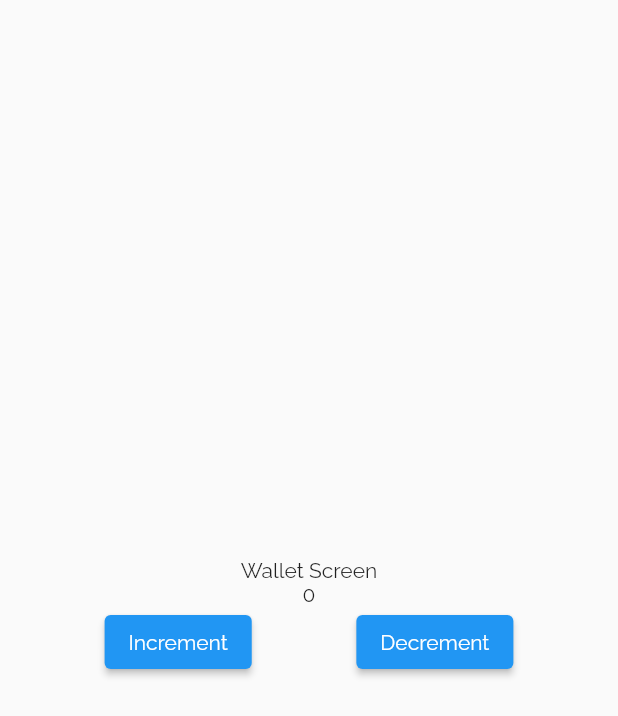
After one commit to givtnl/givt-app-kids, a Flutter app: the WalletScreenCubit screen opened by its route, on a phone screen of 412 x 824 dp. The commit adds this screen. Shown: the top 716 px of the screen. Run offline on Flutter 3.47's test engine with Material 2 defaults, Android fonts, the phone set to English and light mode, and no system bars; our stand-ins replace bloc, currency_text_input_formatter, equatable, flutter_bloc, flutter_svg, hydrated_bloc and 5 more; missing offline and left inert: amplitude_flutter, mobile_scanner; accounts and stored records are empty; project files that could hold a hidden picture were left out.

Commit message:
basic cubit

```diff
--- /dev/null
+++ b/lib/features/wallet/cubit/wallet_cubit.dart
@@ -0,0 +1,12 @@
+import 'package:bloc/bloc.dart';
+import 'package:equatable/equatable.dart';
+
+part 'wallet_state.dart';
+
+class WalletCubit extends Cubit<WalletState> {
+  WalletCubit() : super(WalletState(walletValue: 0));
+
+  void increment() => emit(WalletState(walletValue: state.walletValue + 1));
+
+  void decrememt() => emit(WalletState(walletValue: state.walletValue - 1));
+}
--- /dev/null
+++ b/lib/features/wallet/cubit/wallet_state.dart
@@ -0,0 +1,6 @@
+part of 'wallet_cubit.dart';
+
+class WalletState {
+  int walletValue;
+  WalletState({required this.walletValue});
+}
--- /dev/null
+++ b/lib/features/wallet/wallet_screen.dart
@@ -0,0 +1,59 @@
+import 'package:flutter/material.dart';
+import 'package:flutter_bloc/flutter_bloc.dart';
+
+import 'cubit/wallet_cubit.dart';
+
+class WalletScreenCubit extends StatefulWidget {
+  static const String routeName = "/wallet-cubit";
+
+  const WalletScreenCubit({super.key});
+
+  @override
+  State<WalletScreenCubit> createState() => _WalletScreenCubitState();
+}
+
+class _WalletScreenCubitState extends State<WalletScreenCubit> {
+  @override
+  Widget build(BuildContext context) {
+    return BlocProvider<WalletCubit>(
+      create: (context) => WalletCubit(),
+      child: Scaffold(
+        body: Center(
+          child: BlocBuilder<WalletCubit, WalletState>(
+            builder: (context, state) {
+              return Column(
+                children: [
+                  Spacer(),
+                  Text('Wallet Screen'),
+                  BlocBuilder<WalletCubit, WalletState>(
+                    builder: (context, state) {
+                      return Text('${state.walletValue}');
+                    },
+                  ),
+                  Row(
+                    mainAxisAlignment: MainAxisAlignment.spaceEvenly,
+                    children: [
+                      ElevatedButton(
+                        onPressed: () {
+                          context.read<WalletCubit>().increment();
+                        },
+                        child: Text('Increment'),
+                      ),
+                      ElevatedButton(
+                        onPressed: () {
+                          context.read<WalletCubit>().decrememt();
+                        },
+                        child: Text('Decrement'),
+                      ),
+                    ],
+                  ),
+                  Spacer(),
+                ],
+              );
+            },
+          ),
+        ),
+      ),
+    );
+  }
+}
--- a/lib/givt_app.dart
+++ b/lib/givt_app.dart
@@ -3,6 +3,7 @@ import 'package:flutter/material.dart';
 import 'package:flutter_bloc/flutter_bloc.dart';
 import 'package:givt_app_kids/features/auth/cubit/auth_cubit.dart';
 import 'package:givt_app_kids/features/auth/screens/login_screen.dart';
+import 'package:givt_app_kids/features/wallet/wallet_screen.dart';
 import 'package:givt_app_kids/helpers/analytics_helper.dart';
 import 'package:givt_app_kids/helpers/api_helper.dart';
 import 'package:provider/provider.dart';
@@ -90,6 +91,7 @@ class GivtApp extends StatelessWidget {
                     ChooseAmountSliderScreen.routeName: (_) =>
                         ChooseAmountSliderScreen(),
                     LoginBlocScreen.routeName: (_) => LoginBlocScreen(),
+                    WalletScreenCubit.routeName: (_) => WalletScreenCubit(),
                   },
                 );
               },
```
Also changed, not shown: 1 other file.
